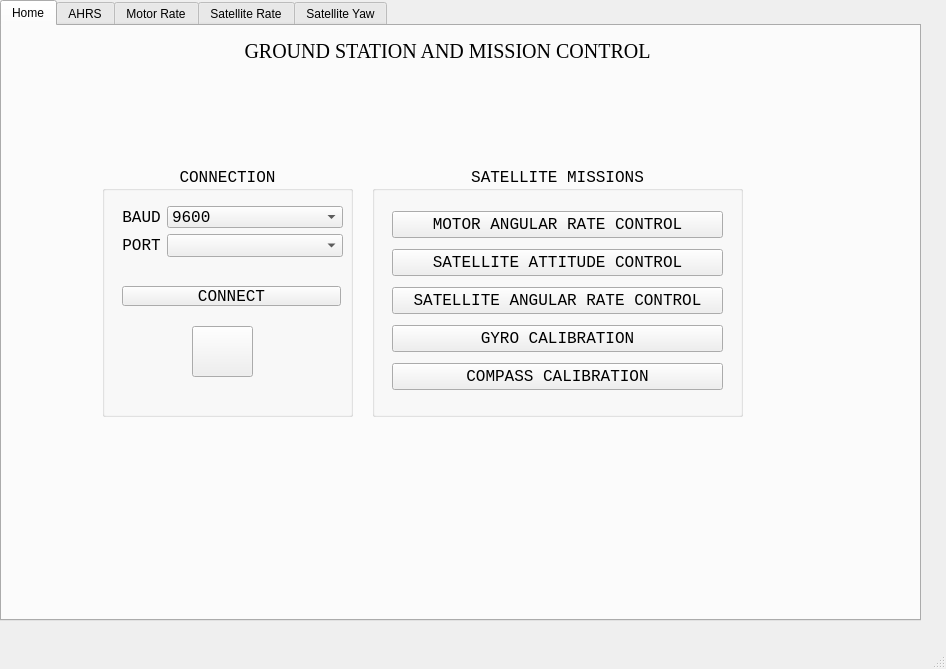
risherlock/fsat-gs, file fsat-gs/mainwindow.ui: the form before one commit.
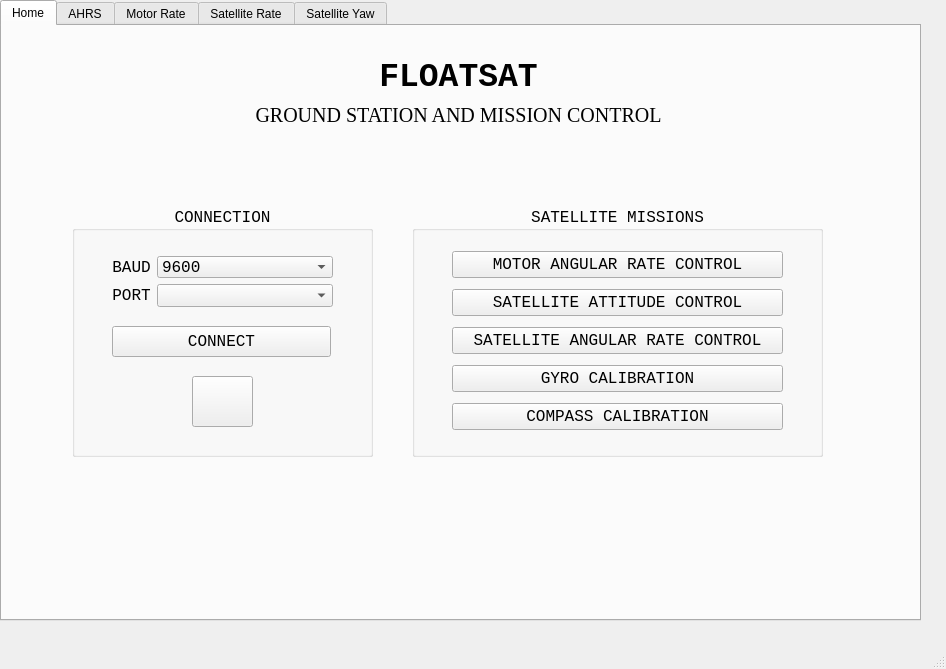
The form after the commit. The open tabs and pages were chosen to show the change. Icons and pictures are not drawn. Custom widgets are drawn as their Qt base class.

What changed in the file:
```diff
--- a/fsat-gs/mainwindow.ui
+++ b/fsat-gs/mainwindow.ui
@@ -44,9 +44,9 @@
      <widget class="QGroupBox" name="groupBox_3">
       <property name="geometry">
        <rect>
-        <x>370</x>
-        <y>140</y>
-        <width>371</width>
+        <x>410</x>
+        <y>180</y>
+        <width>411</width>
         <height>251</height>
        </rect>
       </property>
@@ -66,7 +66,7 @@
       <widget class="QWidget" name="verticalLayoutWidget">
        <property name="geometry">
         <rect>
-         <x>20</x>
+         <x>40</x>
          <y>40</y>
          <width>331</width>
          <height>191</height>
@@ -149,9 +149,9 @@
      <widget class="QGroupBox" name="groupBox_2">
       <property name="geometry">
        <rect>
-        <x>100</x>
-        <y>140</y>
-        <width>251</width>
+        <x>70</x>
+        <y>180</y>
+        <width>301</width>
         <height>251</height>
        </rect>
       </property>
@@ -171,8 +171,8 @@
       <widget class="QWidget" name="layoutWidget">
        <property name="geometry">
         <rect>
-         <x>20</x>
-         <y>40</y>
+         <x>40</x>
+         <y>50</y>
          <width>221</width>
          <height>51</height>
         </rect>
@@ -255,10 +255,10 @@
       <widget class="QPushButton" name="pushButton_6">
        <property name="geometry">
         <rect>
-         <x>20</x>
+         <x>40</x>
          <y>120</y>
          <width>219</width>
-         <height>20</height>
+         <height>31</height>
         </rect>
        </property>
        <property name="font">
@@ -275,8 +275,8 @@
       <widget class="QPushButton" name="push_power">
        <property name="geometry">
         <rect>
-         <x>90</x>
-         <y>160</y>
+         <x>120</x>
+         <y>170</y>
          <width>61</width>
          <height>51</height>
         </rect>
@@ -302,21 +302,21 @@
      <widget class="QLabel" name="label">
       <property name="geometry">
        <rect>
-        <x>10</x>
-        <y>10</y>
-        <width>871</width>
-        <height>31</height>
+        <x>11</x>
+        <y>30</y>
+        <width>891</width>
+        <height>41</height>
        </rect>
       </property>
       <property name="font">
        <font>
-        <family>Georgia</family>
-        <pointsize>15</pointsize>
-        <bold>false</bold>
+        <family>Courier New</family>
+        <pointsize>25</pointsize>
+        <bold>true</bold>
        </font>
       </property>
       <property name="text">
-       <string>GROUND STATION AND MISSION CONTROL</string>
+       <string>FLOATSAT</string>
       </property>
       <property name="scaledContents">
        <bool>false</bool>
@@ -329,7 +329,7 @@
       <property name="geometry">
        <rect>
         <x>760</x>
-        <y>540</y>
+        <y>20</y>
         <width>134</width>
         <height>32</height>
        </rect>
@@ -449,6 +449,51 @@
        </item>
       </layout>
      </widget>
+     <widget class="QLabel" name="label_10">
+      <property name="geometry">
+       <rect>
+        <x>70</x>
+        <y>30</y>
+        <width>71</width>
+        <height>71</height>
+       </rect>
+      </property>
+      <property name="text">
+       <string/>
+      </property>
+      <property name="pixmap">
+       <pixmap resource="resources.qrc">:/icons/assets/lablogo.png</pixmap>
+      </property>
+      <property name="scaledContents">
+       <bool>true</bool>
+      </property>
+     </widget>
+     <widget class="QLabel" name="label_37">
+      <property name="geometry">
+       <rect>
+        <x>11</x>
+        <y>80</y>
+        <width>891</width>
+        <height>18</height>
+       </rect>
+      </property>
+      <property name="font">
+       <font>
+        <family>Georgia</family>
+        <pointsize>15</pointsize>
+        <bold>false</bold>
+       </font>
+      </property>
+      <property name="text">
+       <string>GROUND STATION AND MISSION CONTROL</string>
+      </property>
+      <property name="scaledContents">
+       <bool>false</bool>
+      </property>
+      <property name="alignment">
+       <set>Qt::AlignmentFlag::AlignCenter</set>
+      </property>
+     </widget>
     </widget>
     <widget class="QWidget" name="tab_8">
      <attribute name="title">
@@ -2705,6 +2750,28 @@
      </widget>
     </widget>
    </widget>
+   <widget class="QWidget" name="">
+    <property name="geometry">
+     <rect>
+      <x>0</x>
+      <y>0</y>
+      <width>2</width>
+      <height>2</height>
+     </rect>
+    </property>
+    <layout class="QHBoxLayout" name="horizontalLayout"/>
+   </widget>
+   <widget class="QWidget" name="">
+    <property name="geometry">
+     <rect>
+      <x>0</x>
+      <y>0</y>
+      <width>2</width>
+      <height>2</height>
+     </rect>
+    </property>
+    <layout class="QHBoxLayout" name="horizontalLayout_13"/>
+   </widget>
   </widget>
   <widget class="QMenuBar" name="menubar">
    <property name="geometry">
```
Left out of the diff: 52 changed lines with no effect on the pictures.
